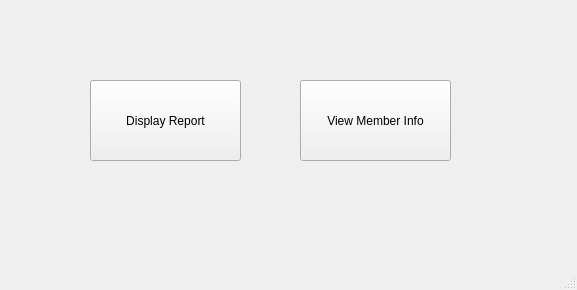
Above: CS1CGroupProject/managerwindow.ui from IamFyrus/CS1C before the change. Below: the same form after it.
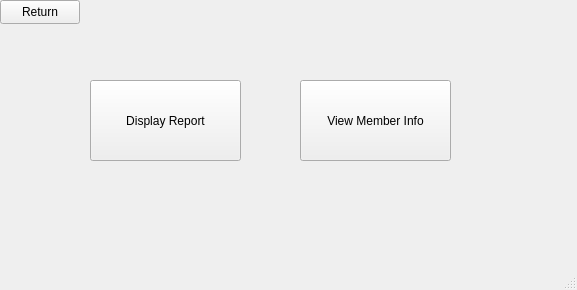
That is the form after the change.

```diff
--- a/CS1CGroupProject/managerwindow.ui
+++ b/CS1CGroupProject/managerwindow.ui
@@ -40,6 +40,19 @@
      <string>View Member Info</string>
     </property>
    </widget>
+   <widget class="QPushButton" name="returnButton">
+    <property name="geometry">
+     <rect>
+      <x>0</x>
+      <y>0</y>
+      <width>80</width>
+      <height>24</height>
+     </rect>
+    </property>
+    <property name="text">
+     <string>Return</string>
+    </property>
+   </widget>
   </widget>
   <widget class="QMenuBar" name="menubar">
    <property name="geometry">
```
Left out of the diff: 2 changed lines with no effect on the pictures.
